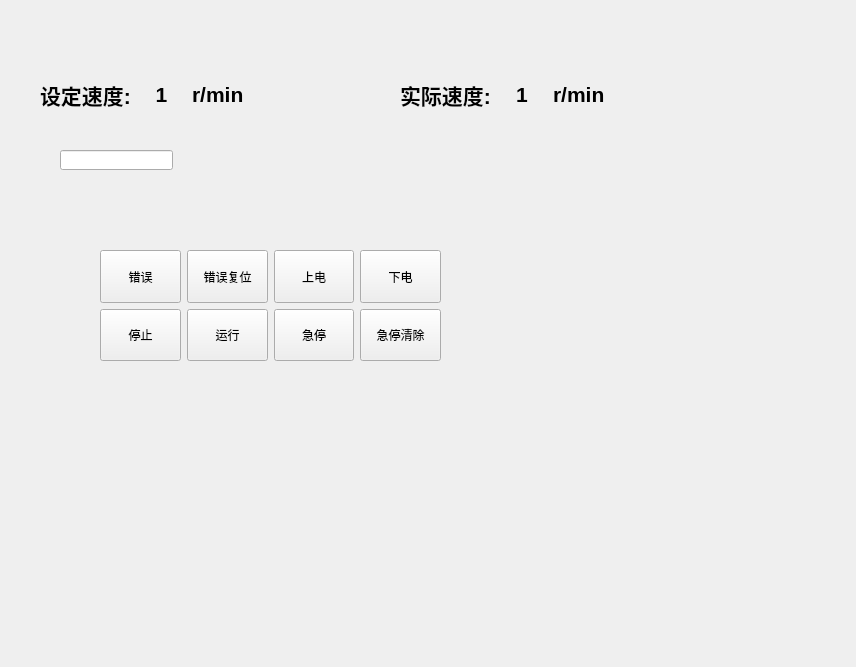
Old version of the form ui/home_page/homepage.ui in the repository 1634609456/qt.
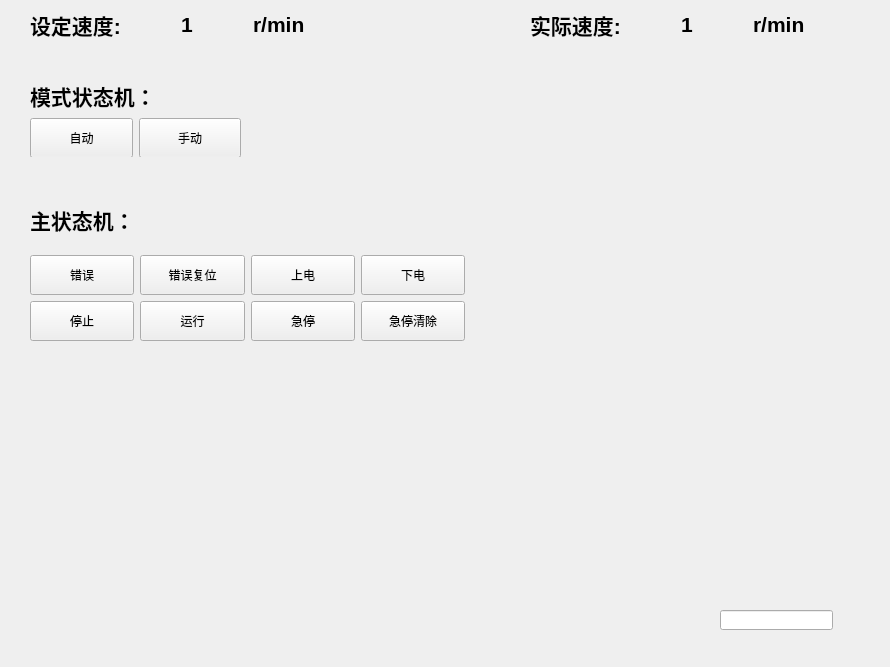
New version of the form.

Commit message: 五轴点击主页面

What changed in the file:
```diff
--- a/ui/home_page/homepage.ui
+++ b/ui/home_page/homepage.ui
@@ -6,22 +6,173 @@
    <rect>
     <x>0</x>
     <y>0</y>
-    <width>856</width>
+    <width>890</width>
     <height>667</height>
    </rect>
   </property>
   <property name="windowTitle">
    <string>Form</string>
   </property>
+  <widget class="QWidget" name="layoutWidget_2">
+   <property name="geometry">
+    <rect>
+     <x>530</x>
+     <y>10</y>
+     <width>284</width>
+     <height>29</height>
+    </rect>
+   </property>
+   <layout class="QHBoxLayout" name="horizontalLayout_2">
+    <item>
+     <widget class="QLabel" name="label_4">
+      <property name="font">
+       <font>
+        <pointsize>16</pointsize>
+        <bold>true</bold>
+       </font>
+      </property>
+      <property name="text">
+       <string>实际速度:</string>
+      </property>
+     </widget>
+    </item>
+    <item>
+     <widget class="QLabel" name="label_5">
+      <property name="minimumSize">
+       <size>
+        <width>120</width>
+        <height>0</height>
+       </size>
+      </property>
+      <property name="font">
+       <font>
+        <pointsize>16</pointsize>
+        <bold>true</bold>
+       </font>
+      </property>
+      <property name="layoutDirection">
+       <enum>Qt::LayoutDirection::LeftToRight</enum>
+      </property>
+      <property name="text">
+       <string>1</string>
+      </property>
+      <property name="alignment">
+       <set>Qt::AlignmentFlag::AlignCenter</set>
+      </property>
+     </widget>
+    </item>
+    <item>
+     <widget class="QLabel" name="label_6">
+      <property name="font">
+       <font>
+        <pointsize>16</pointsize>
+        <bold>true</bold>
+       </font>
+      </property>
+      <property name="text">
+       <string>r/min</string>
+      </property>
+     </widget>
+    </item>
+   </layout>
+  </widget>
+  <widget class="QLineEdit" name="lineEdit">
+   <property name="geometry">
+    <rect>
+     <x>720</x>
+     <y>610</y>
+     <width>113</width>
+     <height>20</height>
+    </rect>
+   </property>
+  </widget>
   <widget class="QWidget" name="layoutWidget">
    <property name="geometry">
     <rect>
-     <x>100</x>
-     <y>250</y>
-     <width>341</width>
-     <height>111</height>
+     <x>30</x>
+     <y>10</y>
+     <width>284</width>
+     <height>29</height>
     </rect>
    </property>
+   <layout class="QHBoxLayout" name="horizontalLayout">
+    <item>
+     <widget class="QLabel" name="label">
+      <property name="font">
+       <font>
+        <pointsize>16</pointsize>
+        <bold>true</bold>
+       </font>
+      </property>
+      <property name="text">
+       <string>设定速度:</string>
+      </property>
+     </widget>
+    </item>
+    <item>
+     <widget class="QLabel" name="label_2">
+      <property name="minimumSize">
+       <size>
+        <width>120</width>
+        <height>0</height>
+       </size>
+      </property>
+      <property name="font">
+       <font>
+        <pointsize>16</pointsize>
+        <bold>true</bold>
+       </font>
+      </property>
+      <property name="layoutDirection">
+       <enum>Qt::LayoutDirection::LeftToRight</enum>
+      </property>
+      <property name="text">
+       <string>1</string>
+      </property>
+      <property name="alignment">
+       <set>Qt::AlignmentFlag::AlignCenter</set>
+      </property>
+     </widget>
+    </item>
+    <item>
+     <widget class="QLabel" name="label_3">
+      <property name="font">
+       <font>
+        <pointsize>16</pointsize>
+        <bold>true</bold>
+       </font>
+      </property>
+      <property name="text">
+       <string>r/min</string>
+      </property>
+     </widget>
+    </item>
+   </layout>
+  </widget>
+  <widget class="QWidget" name="">
+   <property name="geometry">
+    <rect>
+     <x>30</x>
+     <y>190</y>
+     <width>435</width>
+     <height>151</height>
+    </rect>
+   </property>
+   <layout class="QVBoxLayout" name="verticalLayout">
+    <item>
+     <widget class="QLabel" name="label_7">
+      <property name="font">
+       <font>
+        <pointsize>16</pointsize>
+        <bold>true</bold>
+       </font>
+      </property>
+      <property name="text">
+       <string>主状态机：</string>
+      </property>
+     </widget>
+    </item>
+    <item>
    <layout class="QVBoxLayout" name="verticalLayout_2">
     <item>
      <layout class="QHBoxLayout" name="horizontalLayout_3">
@@ -208,92 +359,21 @@
      </layout>
     </item>
    </layout>
-  </widget>
-  <widget class="QWidget" name="layoutWidget_2">
-   <property name="geometry">
-    <rect>
-     <x>400</x>
-     <y>80</y>
-     <width>205</width>
-     <height>29</height>
-    </rect>
-   </property>
-   <layout class="QHBoxLayout" name="horizontalLayout_2">
-    <item>
-     <widget class="QLabel" name="label_4">
-      <property name="font">
-       <font>
-        <pointsize>16</pointsize>
-        <bold>true</bold>
-       </font>
-      </property>
-      <property name="text">
-       <string>实际速度:</string>
-      </property>
-     </widget>
-    </item>
-    <item>
-     <widget class="QLabel" name="label_5">
-      <property name="minimumSize">
-       <size>
-        <width>40</width>
-        <height>0</height>
-       </size>
-      </property>
-      <property name="font">
-       <font>
-        <pointsize>16</pointsize>
-        <bold>true</bold>
-       </font>
-      </property>
-      <property name="layoutDirection">
-       <enum>Qt::LayoutDirection::LeftToRight</enum>
-      </property>
-      <property name="text">
-       <string>1</string>
-      </property>
-      <property name="alignment">
-       <set>Qt::AlignmentFlag::AlignCenter</set>
-      </property>
-     </widget>
-    </item>
-    <item>
-     <widget class="QLabel" name="label_6">
-      <property name="font">
-       <font>
-        <pointsize>16</pointsize>
-        <bold>true</bold>
-       </font>
-      </property>
-      <property name="text">
-       <string>r/min</string>
-      </property>
-     </widget>
     </item>
    </layout>
   </widget>
-  <widget class="QLineEdit" name="lineEdit">
-   <property name="geometry">
-    <rect>
-     <x>60</x>
-     <y>150</y>
-     <width>113</width>
-     <height>20</height>
-    </rect>
-   </property>
-  </widget>
   <widget class="QWidget" name="">
    <property name="geometry">
     <rect>
-     <x>40</x>
+     <x>30</x>
      <y>80</y>
-     <width>204</width>
-     <height>29</height>
+     <width>211</width>
+     <height>77</height>
     </rect>
    </property>
-   <layout class="QHBoxLayout" name="horizontalLayout">
+   <layout class="QVBoxLayout" name="verticalLayout_3">
     <item>
-     <widget class="QLabel" name="label">
+     <widget class="QLabel" name="label_9">
       <property name="font">
        <font>
         <pointsize>16</pointsize>
@@ -301,47 +381,57 @@
        </font>
       </property>
       <property name="text">
-       <string>设定速度:</string>
+       <string>模式状态机：</string>
       </property>
      </widget>
     </item>
     <item>
-     <widget class="QLabel" name="label_2">
+     <layout class="QHBoxLayout" name="horizontalLayout_5">
+      <item>
+       <widget class="QPushButton" name="pushButton_17">
       <property name="minimumSize">
        <size>
-        <width>40</width>
-        <height>0</height>
-       </size>
-      </property>
-      <property name="font">
-       <font>
-        <pointsize>16</pointsize>
-        <bold>true</bold>
-       </font>
-      </property>
-      <property name="layoutDirection">
-       <enum>Qt::LayoutDirection::LeftToRight</enum>
+          <width>0</width>
+          <height>40</height>
+         </size>
+        </property>
+        <property name="maximumSize">
+         <size>
+          <width>16777215</width>
+          <height>140</height>
+         </size>
+        </property>
+        <property name="styleSheet">
+         <string notr="true"/>
       </property>
       <property name="text">
-       <string>1</string>
-      </property>
-      <property name="alignment">
-       <set>Qt::AlignmentFlag::AlignCenter</set>
-      </property>
+         <string>自动</string>
+        </property>
      </widget>
     </item>
     <item>
-     <widget class="QLabel" name="label_3">
-      <property name="font">
-       <font>
-        <pointsize>16</pointsize>
-        <bold>true</bold>
-       </font>
-      </property>
+       <widget class="QPushButton" name="pushButton_18">
+        <property name="minimumSize">
+         <size>
+          <width>0</width>
+          <height>40</height>
+         </size>
+        </property>
+        <property name="maximumSize">
+         <size>
+          <width>16777215</width>
+          <height>140</height>
+         </size>
+        </property>
+        <property name="styleSheet">
+         <string notr="true"/>
+        </property>
       <property name="text">
-       <string>r/min</string>
-      </property>
-     </widget>
+         <string>手动</string>
+        </property>
+       </widget>
+      </item>
+     </layout>
     </item>
    </layout>
   </widget>
```
Lines whose indentation alone changed are shown as unchanged. The commit also changes 2 other files.
